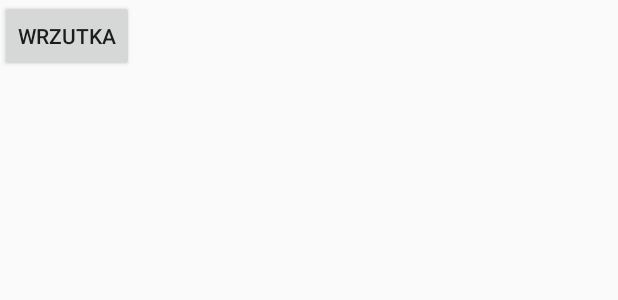
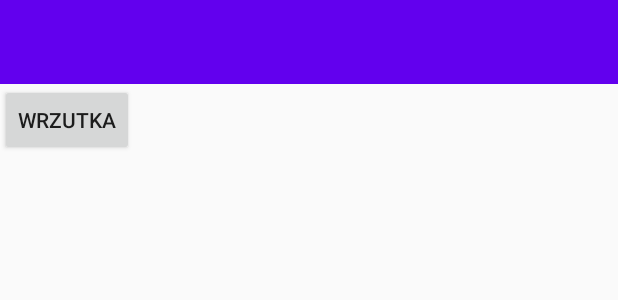
Before and after one commit to MustardTiger22/Mushragram, an Android app: the layout activity_profile.xml on its own in the app's theme, with its tools: preview values and no code run, on a phone screen of 412 x 824 dp. Shown: the top 300 px of the screen. Run offline under Robolectric (Android 15) with nearby library versions, the phone set to English and light mode, and no system bars.

```diff
--- a/app/src/main/java/com/dominikp/mobileapp/activity/SignUpActivity.java
+++ b/app/src/main/java/com/dominikp/mobileapp/activity/SignUpActivity.java
@@ -31,9 +31,7 @@ public class SignUpActivity extends AppCompatActivity implements View.OnClickLis
     private ProgressBar progressBar;
 
     @NotEmpty(message = "Nazwa użytkownika nie może być pusta.")
-    @Min(value = 5, message = "Minimum 5 znaków.")
-    @Max(value = 20, message = "Maksymalnie 20 znaków.")
-    @Pattern(regex = "/^[a-zA-Z0-9]+([_ -]?[a-zA-Z0-9])*{5,20}$", message = "Nieprawidłowa nazwa")
+//    @Pattern(regex = "/^[a-zA-Z0-9]+([_ -]?[a-zA-Z0-9])*$", message = "Nieprawidłowa nazwa")
     private EditText displayName;
     @NotEmpty(message = "Adres e-mail nie może być pusty.")
     @Email(message = "Nieprawidłowy adres e-mail.")
--- a/app/src/main/java/com/dominikp/mobileapp/model/Upload.java
+++ b/app/src/main/java/com/dominikp/mobileapp/model/Upload.java
@@ -1,4 +1,6 @@
 package com.dominikp.mobileapp.model;
+
+import com.google.firebase.database.Exclude;
 
 public class Upload {
     private String mUserId;
@@ -43,10 +45,12 @@ public class Upload {
         this.mImageUrl = mImageUrl;
     }
 
+    @Exclude
     public String getKey() {
         return mKey;
     }
 
+    @Exclude
     public void setKey(String mKey) {
         this.mKey = mKey;
     }
--- a/app/src/main/res/layout/activity_profile.xml
+++ b/app/src/main/res/layout/activity_profile.xml
@@ -8,18 +8,17 @@
 
     <androidx.appcompat.widget.Toolbar
         android:id="@+id/toolbar"
-        android:layout_width="0dp"
+        android:layout_width="match_parent"
         android:layout_height="wrap_content"
-        android:layout_weight="1"
         android:background="?attr/colorPrimary"
         android:minHeight="?attr/actionBarSize"
-        android:theme="?attr/actionBarTheme"
-        />
+        android:theme="?attr/actionBarTheme" />
 
     <Button
         android:id="@+id/upload"
         android:layout_width="wrap_content"
         android:layout_height="wrap_content"
+        android:layout_below="@+id/toolbar"
         android:text="Wrzutka" />
 
 </RelativeLayout>
```
Also changed, not shown: app/src/main/java/com/dominikp/mobileapp/activity/ImagesActivity.java (+35 -4 lines), app/src/main/java/com/dominikp/mobileapp/adapter/ImageAdapter.java (+11 -3 lines).
